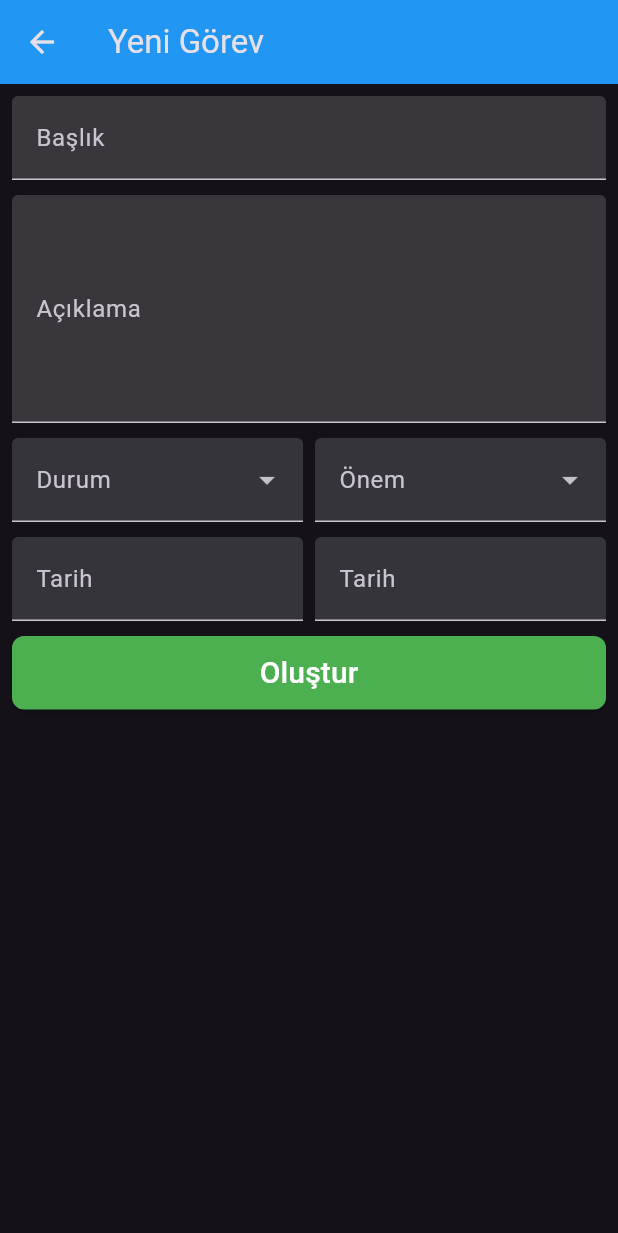
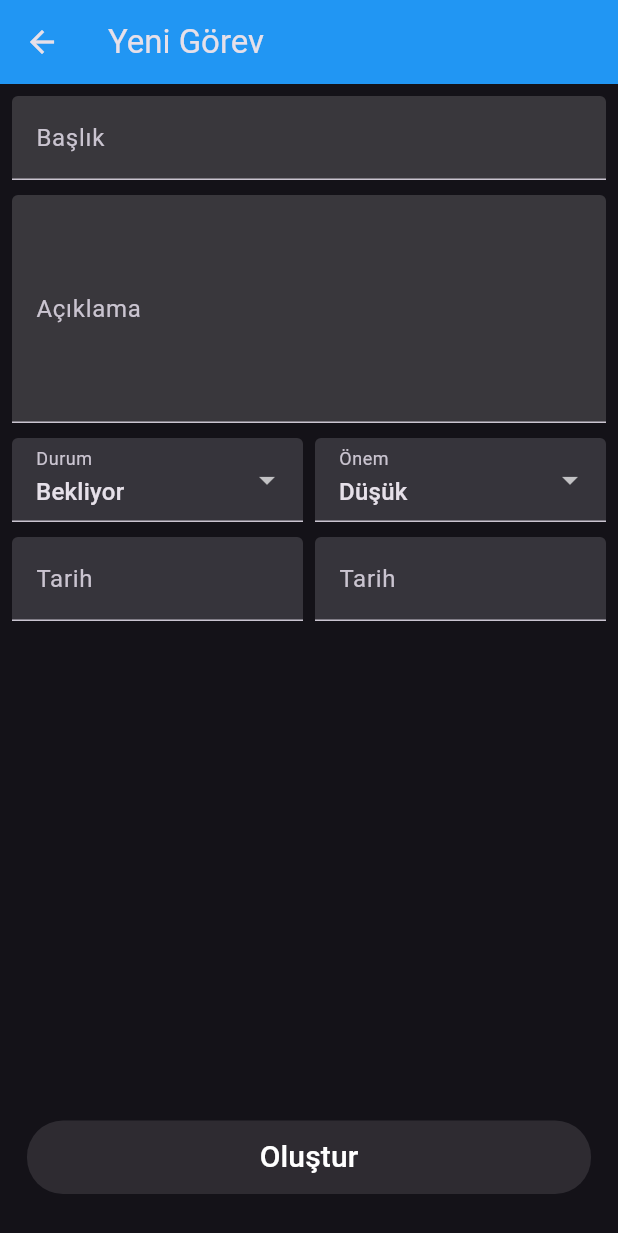
Before and after one commit to nrgncorp/To-Do-App-Flutter, a Flutter app: the screen it shows after launch, after a tap on the "add" icon, on a phone screen of 412 x 824 dp. Shown: the top 1233 px of the screen. Run offline on Flutter 3.47's test engine with Material 3 defaults, Android fonts, the phone set to English and light mode, and no system bars.

Commit message:
Refactor AddTodoView to improve form validation and update TodoStore status labels

```diff
--- /dev/null
+++ b/devtools_options.yaml
@@ -0,0 +1,3 @@
+description: This file stores settings for Dart & Flutter DevTools.
+documentation: https://docs.flutter.dev/tools/devtools/extensions#configure-extension-enablement-states
+extensions:
--- a/lib/app/list_view.dart
+++ b/lib/app/list_view.dart
@@ -1,7 +1,7 @@
 import 'package:flutter/material.dart';
 import 'package:hardware_andro_kurs/app/screens/add_todo_view.dart';
 import 'package:hardware_andro_kurs/app/stores/todo_store.dart';
-import 'package:hardware_andro_kurs/app/models/todo.dart';
+// import 'package:hardware_andro_kurs/app/models/todo.dart';
 import 'package:provider/provider.dart';
 
 class ToDoListView extends StatefulWidget {
@@ -70,15 +70,14 @@ class _ToDoListViewState extends State<ToDoListView> {
         ],
       ),
       floatingActionButton: FloatingActionButton(
-        onPressed: () {
-          Navigator.of(context).push(
-            MaterialPageRoute(
-              builder: (context) {
-                return AddTodoView();
-              },
-              fullscreenDialog: false,
-            ),
-          );
+        onPressed: () async {
+          final result = await Navigator.of(
+            context,
+          ).push(MaterialPageRoute(builder: (context) => const AddTodoView()));
+
+          if (result == true) {
+            setState(() {}); // sadece build tetiklemek için
+          }
         },
         backgroundColor: Colors.blue,
         shape: CircleBorder(),
--- a/lib/app/screens/add_todo_view.dart
+++ b/lib/app/screens/add_todo_view.dart
@@ -13,15 +13,34 @@ class AddTodoView extends StatefulWidget {
 class _AddTodoViewState extends State<AddTodoView> {
   Status? selectedStatus;
   Importance? selectedImportance;
-  final _formKey = GlobalKey<FormState>();
   DateTime? selectedStartDate;
   DateTime? selectedEndDate;
+  final TextEditingController titleController = TextEditingController();
+  final TextEditingController descriptionController = TextEditingController();
+  final _formKey = GlobalKey<FormState>();
+  bool get isFormValid {
+    return titleController.text.trim().isNotEmpty &&
+        descriptionController.text.trim().isNotEmpty &&
+        selectedStatus != null &&
+        selectedImportance != null &&
+        selectedStartDate != null &&
+        selectedEndDate != null;
+  }
+
   @override
   Widget build(BuildContext context) {
     final todoStore = context.watch<TodoStore>();
     final itemStatus = todoStore.itemStatus;
     final itemImportance = todoStore.itemImportance;
+    if (itemStatus.isNotEmpty && selectedStatus == null) {
+      selectedStatus = itemStatus.first;
+    }
 
+    if (itemImportance.isNotEmpty && selectedImportance == null) {
+      selectedImportance = itemImportance.first;
+    }
+
+    var inputBgColor = const Color.fromARGB(40, 255, 255, 255);
     return Scaffold(
       appBar: AppBar(title: Text('Yeni Görev')),
       body: Padding(
@@ -32,16 +51,27 @@ class _AddTodoViewState extends State<AddTodoView> {
               child: Form(
                 key: _formKey,
                 child: Column(
+                  mainAxisAlignment: MainAxisAlignment.spaceBetween,
+                  children: [
+                    Column(
                       children: [
                         TextFormField(
+                          controller: titleController,
                           decoration: InputDecoration(
                             labelText: 'Başlık',
-                        fillColor: const Color.fromARGB(40, 255, 255, 255),
+                            fillColor: inputBgColor,
                             filled: true,
                           ),
+                          validator: (value) {
+                            if (value == null || value.trim().isEmpty) {
+                              return 'Başlık boş bırakılamaz';
+                            }
+                            return null;
+                          },
                         ),
-                    const SizedBox(height: 10),
+                        Spacer(),
                         TextFormField(
+                          controller: descriptionController,
                           decoration: InputDecoration(
                             labelText: 'Açıklama',
                             fillColor: const Color.fromARGB(40, 255, 255, 255),
@@ -49,8 +79,14 @@ class _AddTodoViewState extends State<AddTodoView> {
                           ),
                           minLines: 5,
                           maxLines: 5,
+                          validator: (value) {
+                            if (value == null || value.trim().isEmpty) {
+                              return 'Açıklama boş bırakılamaz';
+                            }
+                            return null;
+                          },
                         ),
-                    const SizedBox(height: 10),
+                        Spacer(),
                         Row(
                           children: [
                             Expanded(
@@ -60,6 +96,12 @@ class _AddTodoViewState extends State<AddTodoView> {
                                   labelText: 'Durum',
                                   filled: true,
                                 ),
+                                validator: (value) {
+                                  if (value == null) {
+                                    return 'Durum seçmelisin';
+                                  }
+                                  return null;
+                                },
                                 items: itemStatus.map((status) {
                                   return DropdownMenuItem<Status>(
                                     value: status,
@@ -81,6 +123,12 @@ class _AddTodoViewState extends State<AddTodoView> {
                                   labelText: 'Önem',
                                   filled: true,
                                 ),
+                                validator: (value) {
+                                  if (value == null) {
+                                    return 'Durum seçmelisin';
+                                  }
+                                  return null;
+                                },
                                 items: itemImportance.map((imp) {
                                   return DropdownMenuItem<Importance>(
                                     value: imp,
@@ -96,7 +144,7 @@ class _AddTodoViewState extends State<AddTodoView> {
                             ),
                           ],
                         ),
-                    const SizedBox(height: 10),
+                        Spacer(),
                         Row(
                           children: [
                             Expanded(
@@ -144,7 +192,8 @@ class _AddTodoViewState extends State<AddTodoView> {
                                 onTap: () async {
                                   final DateTime? picked = await showDatePicker(
                                     context: context,
-                                initialDate: selectedEndDate ?? DateTime.now(),
+                                    initialDate:
+                                        selectedEndDate ?? DateTime.now(),
                                     firstDate: DateTime(2000),
                                     lastDate: DateTime(2100),
                                   );
@@ -159,18 +208,41 @@ class _AddTodoViewState extends State<AddTodoView> {
                             ),
                           ],
                         ),
-                    const SizedBox(height: 10),
-                    Row(
+                        Spacer(),
+                      ],
+                    ),
+                    Padding(
+                      padding: const EdgeInsets.only(
+                        bottom: 20,
+                        left: 10,
+                        right: 10,
+                      ),
+                      child: Row(
                         children: [
                           Expanded(
                             child: ElevatedButton(
                               style: ElevatedButton.styleFrom(
                                 backgroundColor: Colors.green,
                                 shape: RoundedRectangleBorder(
-                                borderRadius: BorderRadius.circular(8.0),
+                                  borderRadius: BorderRadius.circular(24.0),
                                 ),
                               ),
-                            onPressed: () {},
+                              onPressed: isFormValid
+                                  ? () {
+                                      if (_formKey.currentState!.validate()) {
+                                        context.read<TodoStore>().addJob(
+                                          titleController.text.trim(),
+                                          descriptionController.text.trim(),
+                                          selectedStatus!.id,
+                                          selectedImportance!.id,
+                                          selectedStartDate!,
+                                          selectedEndDate!,
+                                        );
+
+                                        Navigator.pop(context, true);
+                                      }
+                                    }
+                                  : null,
                               child: Padding(
                                 padding: const EdgeInsets.all(10.0),
                                 child: Text(
@@ -186,6 +258,7 @@ class _AddTodoViewState extends State<AddTodoView> {
                           ),
                         ],
                       ),
+                    ),
                   ],
                 ),
               ),
@@ -196,3 +269,12 @@ class _AddTodoViewState extends State<AddTodoView> {
     );
   }
 }
+
+class Spacer extends StatelessWidget {
+  const Spacer({super.key});
+
+  @override
+  Widget build(BuildContext context) {
+    return const SizedBox(height: 10);
+  }
+}
```
Also changed, not shown: lib/app/stores/todo_store.dart (+22 -2 lines). Lines whose indentation alone changed are shown as unchanged.
